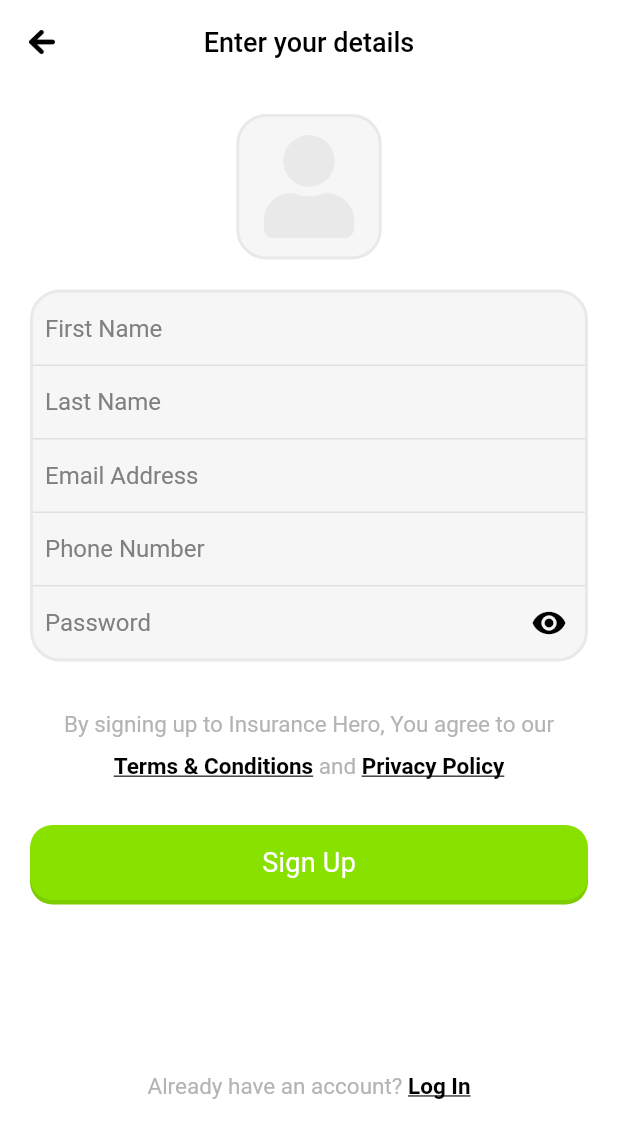
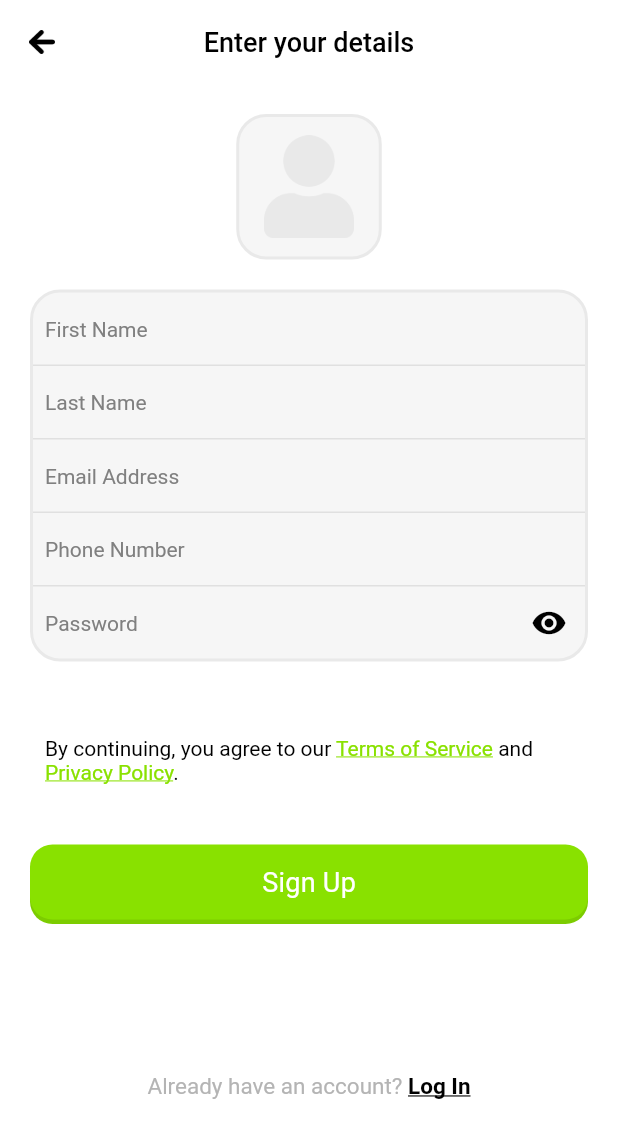
Before and after one commit to WaseemMirzaa/Insuran-Hero-Flutter-New, a Flutter app: the SignupView screen opened by its route, on a phone screen of 412 x 824 dp. Shown: the top 1138 px of the screen. Run offline on Flutter 3.47's test engine with Material 2 defaults, Android fonts, the phone set to English and light mode, and no system bars; drawn by our look-alikes of auto_size_text; our stand-ins replace circular_countdown_timer, cloud_firestore, email_validator, firebase_auth, firebase_core, firebase_crashlytics and 12 more; missing offline and left inert: cloud_firestore_web, firebase_auth_web, firebase_core_web, firebase_storage_web, google_sign_in_web, image_picker_for_web and 3 more; accounts and stored records are empty; network calls fail; Roboto replaces fonts that are missing (Calibri).

Commit message:
Quiz History ui fixed signup ui fixed terms and conditions and privacy policy text github link creation left hint section left quiz history detail screen left

```diff
--- a/lib/ui/auth/signup.dart
+++ b/lib/ui/auth/signup.dart
@@ -1,5 +1,7 @@
 import 'dart:io';
 
+import 'package:auto_size_text/auto_size_text.dart';
+import 'package:flutter/gestures.dart';
 import 'package:flutter/material.dart';
 import 'package:fluttertoast/fluttertoast.dart';
 import 'package:get/get.dart';
@@ -237,7 +239,7 @@ class _SignupViewState extends State<SignupView> {
                                   if (v == null ||
                                       v.isEmpty ||
                                       v.length < 1) {
-                                    return 'Phone number must be 11 digits long';
+                                    return 'Invalid Phone Number';
                                   }
                                   return null;
                                 },
@@ -263,61 +265,64 @@ class _SignupViewState extends State<SignupView> {
                         ),
                       ),
                       verticalGap(30),
-                      Row(
-                        mainAxisAlignment: MainAxisAlignment.center,
-                        children: [
-                          Text(
-                            'By signing up to Insurance Hero, You agree to our',
-                            style: TextStyle(
-                              fontFamily: 'Calibri',
-                              fontSize: 15,
-                              color: Color(0xffb4b4b4),
-                              height: 1.411764705882353,
-                            ),
-                          ),
-                        ],
-                      ),
+                      // Row(
+                      //   mainAxisAlignment: MainAxisAlignment.center,
+                      //   children: [
+                      //     Column(children: [
+                      //       AutoSizeText(
+                      //         maxLines: 3,
+                      //         'By signing up to Insurance  asd asd as dasd asd asd asd as dHero, You agree to our',
+                      //         style: TextStyle(
+                      //           fontFamily: 'Calibri',
+                      //           fontSize: 15,
+                      //           color: Color(0xffb4b4b4),
+                      //         ),
+                      //       ),
+                      //     ],),
+                      //
+                      //   ],
+                      // ),
 
                       verticalGap(10),
-                      Row(
-                        mainAxisAlignment: MainAxisAlignment.center,
-                        children: [
-                          GestureDetector(
-                              onTap: () {
-                                Get.to(TermsConditionsView());
-                              },
-                              child:  Text(
-                                'Terms & Conditions',
-                                style: TextStyle(
-                                  decoration: TextDecoration.underline,
-                                  color: Color(0xff000000),
-                                  fontWeight: FontWeight.w700,
-                                  fontFamily: 'Calibri',
-                                  fontSize: 15,
-                                ),
-                              )),
-                          Text(' and ',
-                              style: TextStyle(
-                                  fontFamily: 'Calibri',
-                                  fontSize: 15,
-                                  color: Color(0xffb4b4b4))),
-                          GestureDetector(
-                              onTap: () {
-                                Get.to(PrivacyPolicyView());
-                              },
-                              child:  Text(
-                                'Privacy Policy',
-                                style: TextStyle(
-                                  decoration: TextDecoration.underline,
-                                  color: Color(0xff000000),
-                                  fontWeight: FontWeight.w700,
-                                  fontFamily: 'Calibri',
-                                  fontSize: 15,
-                                ),
-                              )),
-                        ],
-                      ),
-
+                      // Row(
+                      //   mainAxisAlignment: MainAxisAlignment.center,
+                      //   children: [
+                      //     GestureDetector(
+                      //         onTap: () {
+                      //           Get.to(TermsConditionsView());
+                      //         },
+                      //         child:  Text(
+                      //           'Terms & Conditions',
+                      //           style: TextStyle(
+                      //             decoration: TextDecoration.underline,
+                      //             color: Color(0xff000000),
+                      //             fontWeight: FontWeight.w700,
+                      //             fontFamily: 'Calibri',
+                      //             fontSize: 15,
+                      //           ),
+                      //         )),
+                      //     Text(' and ',
+                      //         style: TextStyle(
+                      //             fontFamily: 'Calibri',
+                      //             fontSize: 15,
+                      //             color: Color(0xffb4b4b4))),
+                      //     GestureDetector(
+                      //         onTap: () {
+                      //           Get.to(PrivacyPolicyView());
+                      //         },
+                      //         child:  Text(
+                      //           'Privacy Policy',
+                      //           style: TextStyle(
+                      //             decoration: TextDecoration.underline,
+                      //             color: Color(0xff000000),
+                      //             fontWeight: FontWeight.w700,
+                      //             fontFamily: 'Calibri',
+                      //             fontSize: 15,
+                      //           ),
+                      //         )),
+                      //   ],
+                      // ),
+                      privacyPolicyLinkAndTermsOfService(),
                       verticalGap(30),
 
                       loadingController.isLoading.value
@@ -425,6 +430,59 @@ class _SignupViewState extends State<SignupView> {
         });
   }
 
+
+  Widget privacyPolicyLinkAndTermsOfService() {
+    return Container(
+      alignment: Alignment.center,
+      padding: EdgeInsets.all(10),
+      child: Center(
+          child: Text.rich(
+              TextSpan(
+                  text: 'By continuing, you agree to our ', style: TextStyle(
+                  fontSize: 14, color: Colors.black
+              ),
+                  children: <TextSpan>[
+                    TextSpan(
+                        text: 'Terms of Service', style: TextStyle(
+                      fontSize: 14, color: const Color(0xff89e100),
+                      decoration: TextDecoration.underline,
+                    ),
+                        recognizer: TapGestureRecognizer()
+                          ..onTap = () {
+                                      Get.to(TermsConditionsView());
+
+                            // code to open / launch terms of service link here
+                          }
+                    ),
+                    TextSpan(
+                        text: ' and ', style: TextStyle(
+                        fontSize: 14, color: Colors.black
+                    ),
+                        children: <TextSpan>[
+                          TextSpan(
+                              text: 'Privacy Policy', style: TextStyle(
+                              fontSize: 14, color: const Color(0xff89e100),
+                              decoration: TextDecoration.underline
+                          ),
+                              recognizer: TapGestureRecognizer()
+                                ..onTap = () {
+                                  Get.to(PrivacyPolicyView());
+                                  // code to open / launch privacy policy link here
+                                }
+                          ),  TextSpan(
+                              text: '.', style: TextStyle(
+                              fontSize: 14, color: Colors.black
+                          ),),
+                        ]
+                    )
+                  ]
+              )
+          )
+      ),
+    );
+  }
+
+
   Widget passwordField(
       {required String hintText,
       required ValueChanged<String>? onChanged,
@@ -451,7 +509,7 @@ class _SignupViewState extends State<SignupView> {
             hintText: hintText,
             hintStyle: const TextStyle(
               fontFamily: 'Calibri',
-              fontSize: 16,
+              fontSize: 14,
               color: Color(0xff808080),
             ),
             border: InputBorder.none,
--- a/lib/widgets/custom_text_field.dart
+++ b/lib/widgets/custom_text_field.dart
@@ -17,7 +17,7 @@ TextFormField customTextField(
       hintText: hintText,
       hintStyle: const TextStyle(
         fontFamily: 'Calibri',
-        fontSize: 16,
+        fontSize: 14,
         color: Color(0xff808080),
       ),
       border: InputBorder.none,
```
Also changed, not shown: lib/history.dart (+45 -30 lines), lib/ui/profile/profile.dart (+10 -20 lines).
